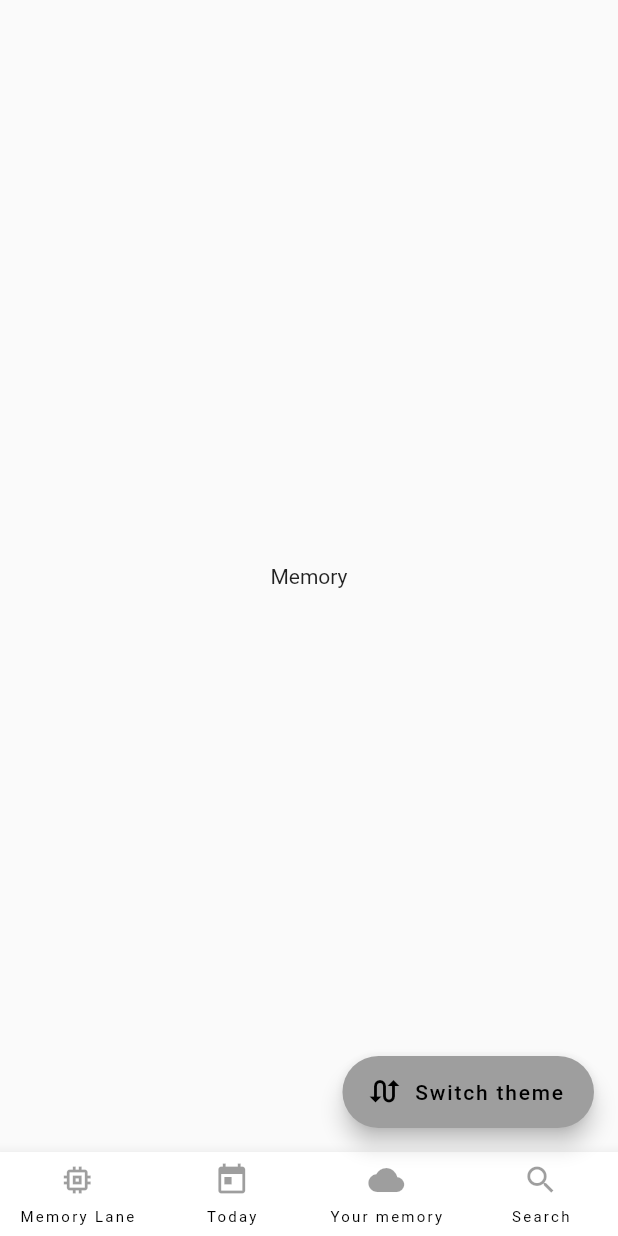
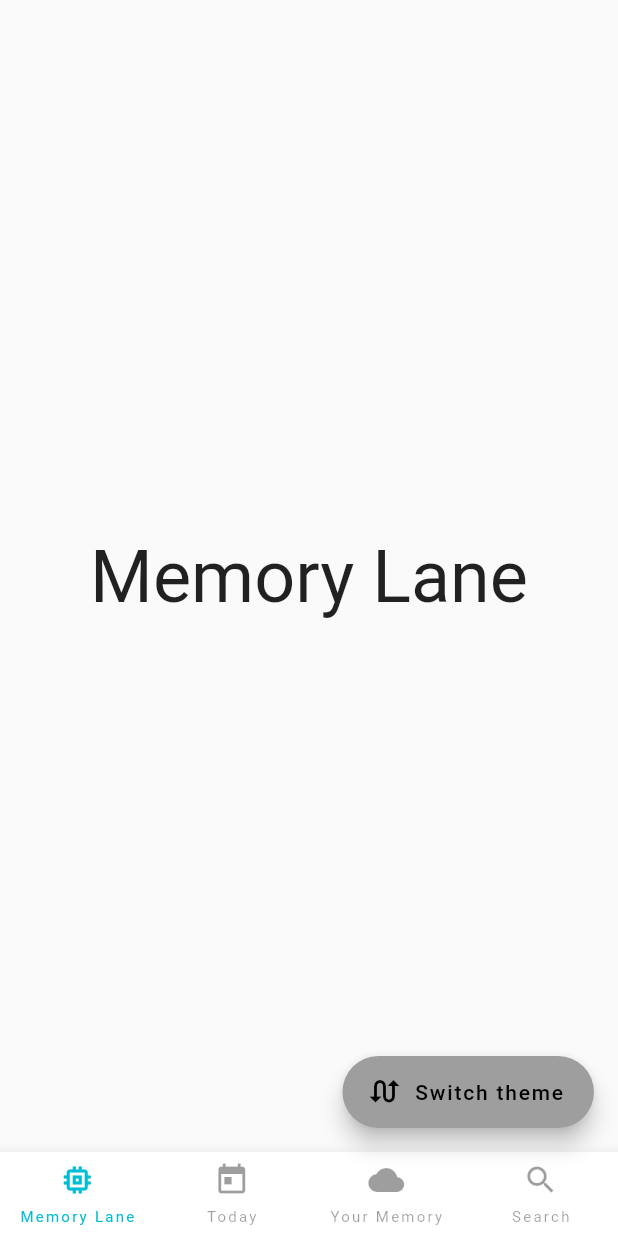
Before and after one commit to herovickers/memory, a Flutter app: the screen it shows after launch, on a phone screen of 412 x 824 dp. Run offline on Flutter 3.47's test engine with Material 2 defaults, Android fonts, the phone set to English and light mode, and no system bars; our stand-ins replace dynamic_theme, rxdart.

Commit message:
Show active tab in bottom navigation bar

```diff
--- a/lib/blocs/status_bar_color_bloc.dart
+++ b/lib/blocs/ui_helper_bloc.dart
@@ -1,11 +1,13 @@
 import 'package:flutter/material.dart';
 import 'package:rxdart/rxdart.dart';
 
-class StatusBarColorBloc {
+class UIHelperBloc {
   final statusBarColor = BehaviorSubject<Color>();
+  final currentTabIndex = BehaviorSubject<int>();
 
   void dispose() {
     statusBarColor.close();
+    currentTabIndex.close();
   }
 
   get brightnessValue {
@@ -15,6 +17,10 @@ class StatusBarColorBloc {
   setBrightness(Color color) {
     statusBarColor.sink.add(color);
   }
+
+  setCurrentTab(int index) {
+    currentTabIndex.sink.add(index);
+  }
 }
 
-final statusBarColorBloc = StatusBarColorBloc();
+final uIHelperBloc = UIHelperBloc();
--- a/lib/main.dart
+++ b/lib/main.dart
@@ -1,7 +1,7 @@
+import 'package:Memory/blocs/ui_helper_bloc.dart';
 import 'package:dynamic_theme/dynamic_theme.dart';
 import 'package:flutter/material.dart';
 import 'package:flutter/services.dart';
-import 'package:Memory/blocs/status_bar_color_bloc.dart';
 import 'package:Memory/ui/home_page.dart';
 
 void main() => runApp(MyApp());
@@ -85,21 +85,21 @@ class MyApp extends StatelessWidget {
   ThemeData returnCurrentTheme(Brightness brightness, ThemeData darkThemeData,
       ThemeData lightThemeData) {
     if (brightness == Brightness.dark) {
-      statusBarColorBloc.setBrightness(darkThemeData.primaryColor);
+      uIHelperBloc.setBrightness(darkThemeData.primaryColor);
 
       SystemChrome.setSystemUIOverlayStyle(
         SystemUiOverlayStyle(
           statusBarColor:
-              statusBarColorBloc.brightnessValue, // status bar color
+              uIHelperBloc.brightnessValue, // status bar color
         ),
       );
       return darkThemeData;
     } else {
-      statusBarColorBloc.setBrightness(lightThemeData.primaryColor);
+      uIHelperBloc.setBrightness(lightThemeData.primaryColor);
 
       SystemChrome.setSystemUIOverlayStyle(SystemUiOverlayStyle(
         statusBarBrightness: Brightness.dark,
-        statusBarColor: statusBarColorBloc.brightnessValue, // status bar color
+        statusBarColor: uIHelperBloc.brightnessValue, // status bar color
       ));
 
       return lightThemeData;
--- a/lib/ui/home_page.dart
+++ b/lib/ui/home_page.dart
@@ -1,7 +1,7 @@
+import 'package:Memory/blocs/ui_helper_bloc.dart';
 import 'package:dynamic_theme/dynamic_theme.dart';
 import 'package:flutter/material.dart';
 import 'package:flutter/services.dart';
-import 'package:Memory/blocs/status_bar_color_bloc.dart';
 
 class HomePage extends StatefulWidget {
   HomePage({
@@ -12,27 +12,48 @@ class HomePage extends StatefulWidget {
 }
 
 class _HomePageState extends State<HomePage> {
+  int _selectedIndex = 0;
+
+  final _homePageTabs = [
+    Center(
+        child: Text(
+      "Memory Lane",
+      style: TextStyle(fontSize: 48.0),
+    )),
+    Center(
+        child: Text(
+      "Today",
+      style: TextStyle(fontSize: 48.0),
+    )),
+    Center(
+        child: Text(
+      "Your memory",
+      style: TextStyle(fontSize: 48.0),
+    )),
+    Center(
+        child: Text(
+      "Search",
+      style: TextStyle(fontSize: 48.0),
+    )),
+  ];
+
   @override
   Widget build(BuildContext context) {
     SystemChrome.setSystemUIOverlayStyle(SystemUiOverlayStyle(
       statusBarIconBrightness: Theme.of(context).brightness == Brightness.light
           ? Brightness.dark
           : Brightness.light,
-      // statusBarColor: Colors.grey[500], // status bar color
-      statusBarColor: statusBarColorBloc.brightnessValue, // status bar color
+      statusBarColor: uIHelperBloc.brightnessValue, // status bar color
     ));
     return SafeArea(
       child: Scaffold(
-        body: Center(
-          child: Column(
-            mainAxisAlignment: MainAxisAlignment.center,
-            children: <Widget>[
-              Text(
-                'Memory',
-              ),
-            ],
-          ),
-        ),
+        body: StreamBuilder<int>(
+            stream: uIHelperBloc.currentTabIndex,
+            initialData: 0,
+            builder: (context, snapshot) {
+              _selectedIndex = snapshot.data;
+              return _homePageTabs.elementAt(_selectedIndex);
+            }),
         floatingActionButton: FloatingActionButton.extended(
             icon: Icon(Icons.swap_calls),
             label: Text("Switch theme"),
@@ -49,18 +70,22 @@ class _HomePageState extends State<HomePage> {
               BottomNavigationBarItem(
                 icon: Icons.memory,
                 title: "Memory Lane",
+                index: 0,
               ),
               BottomNavigationBarItem(
                 icon: Icons.today,
                 title: "Today",
+                index: 1,
               ),
               BottomNavigationBarItem(
                 icon: Icons.cloud,
-                title: "Your memory",
+                title: "Your Memory",
+                index: 2,
               ),
               BottomNavigationBarItem(
                 icon: Icons.search,
                 title: "Search",
+                index: 3,
               ),
             ],
           ),
@@ -85,12 +110,14 @@ class _HomePageState extends State<HomePage> {
 
 class BottomNavigationBarItem extends StatelessWidget {
   final IconData icon;
+  final String title;
+  final int index;
 
-  final String title;
   const BottomNavigationBarItem({
     Key key,
     @required this.title,
     @required this.icon,
+    @required this.index,
   }) : super(key: key);
 
   @override
@@ -99,17 +126,32 @@ class BottomNavigationBarItem extends StatelessWidget {
       child: SizedBox(
         height: kBottomNavigationBarHeight,
         child: InkWell(
-          onTap: () {},
-          child: Column(
+          onTap: () {
+            uIHelperBloc.setCurrentTab(index);
+          },
+          child: StreamBuilder<int>(
+              initialData: 0,
+              stream: uIHelperBloc.currentTabIndex,
+              builder: (context, snapshot) {
+                Color itemColor = snapshot.data == index
+                    ? Colors.cyan
+                    : Theme.of(context).iconTheme.color;
+                return Column(
                   mainAxisAlignment: MainAxisAlignment.spaceEvenly,
                   children: <Widget>[
-              Icon(icon),
+                    Icon(
+                      icon,
+                      color: itemColor,
+                    ),
                     Text(
                       title,
-                style: Theme.of(context).textTheme.overline,
+                      style: Theme.of(context).textTheme.overline.copyWith(
+                            color: itemColor,
+                          ),
                     )
                   ],
-          ),
+                );
+              }),
         ),
       ),
     );
```
Lines whose indentation alone changed are shown as unchanged.
